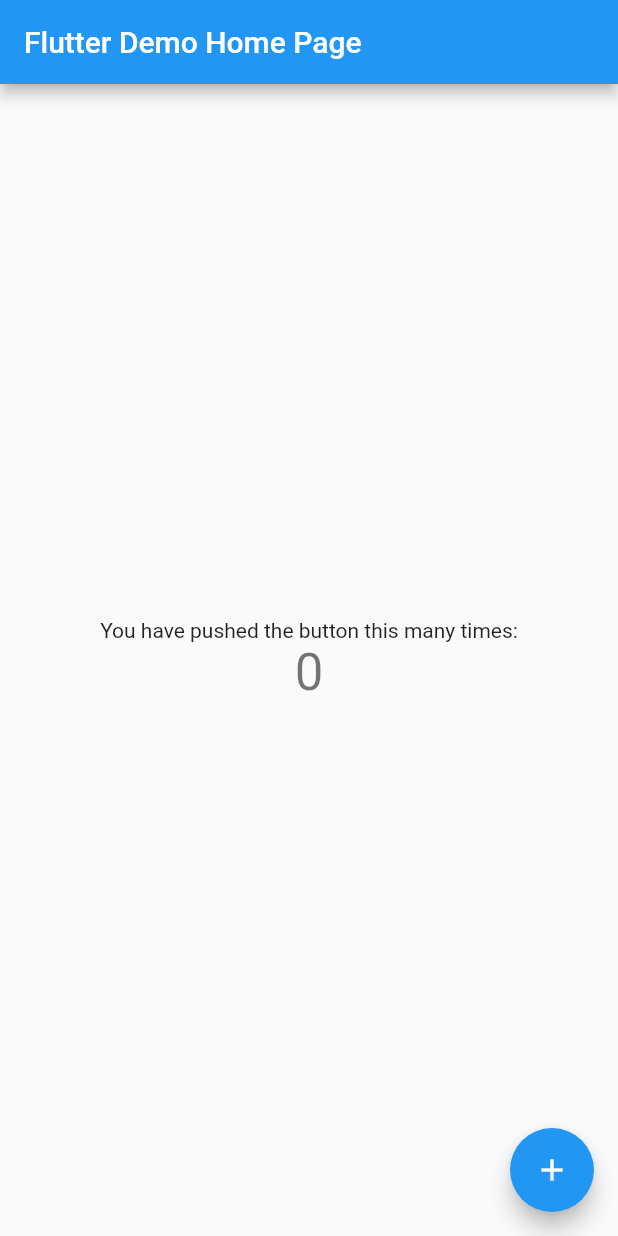
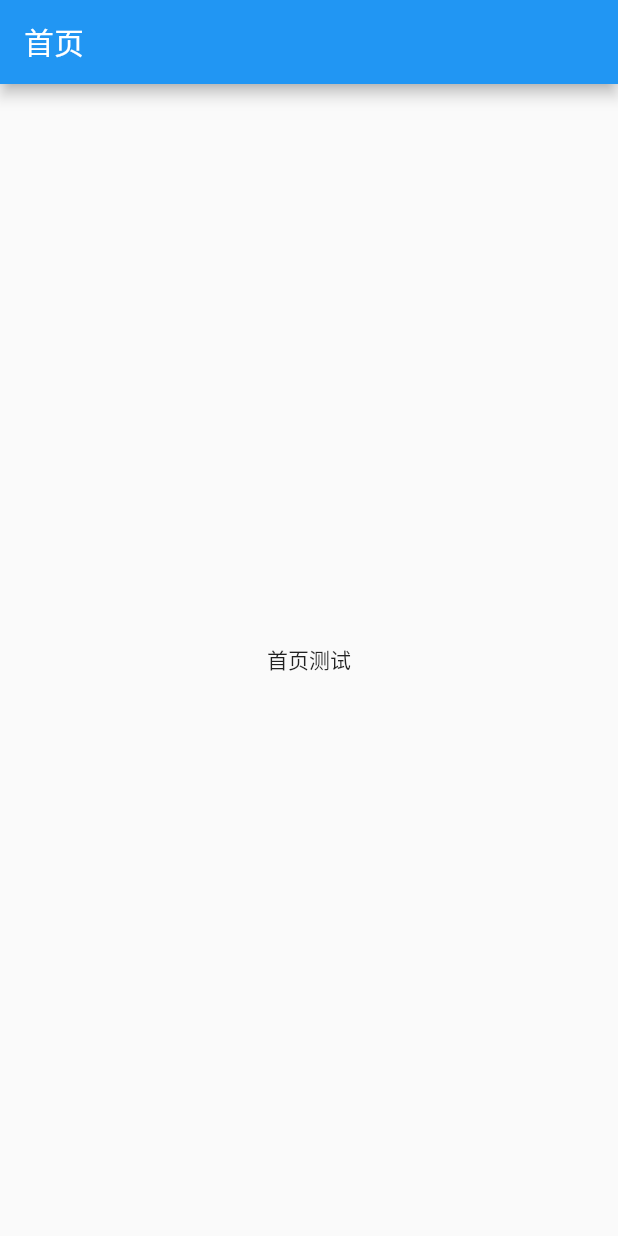
Before and after one commit to SlothRemige/DownHill, a Flutter app: the screen it shows after launch, on a phone screen of 412 x 824 dp. Run offline on Flutter 3.47's test engine with Material 2 defaults, Android fonts, the phone set to English and light mode, and no system bars.

Commit message:
修改初始化文件

```diff
--- a/lib/main.dart
+++ b/lib/main.dart
@@ -1,117 +1,20 @@
 import 'package:flutter/material.dart';
+import './page/home/index.page.dart';
 
 void main() {
   runApp(MyApp());
 }
 
 class MyApp extends StatelessWidget {
-  // This widget is the root of your application.
   @override
   Widget build(BuildContext context) {
     return MaterialApp(
       title: 'Flutter Demo',
       theme: ThemeData(
-        // This is the theme of your application.
-        //
-        // Try running your application with "flutter run". You'll see the
-        // application has a blue toolbar. Then, without quitting the app, try
-        // changing the primarySwatch below to Colors.green and then invoke
-        // "hot reload" (press "r" in the console where you ran "flutter run",
-        // or simply save your changes to "hot reload" in a Flutter IDE).
-        // Notice that the counter didn't reset back to zero; the application
-        // is not restarted.
         primarySwatch: Colors.blue,
-        // This makes the visual density adapt to the platform that you run
-        // the app on. For desktop platforms, the controls will be smaller and
-        // closer together (more dense) than on mobile platforms.
         visualDensity: VisualDensity.adaptivePlatformDensity,
       ),
-      home: MyHomePage(title: 'Flutter Demo Home Page'),
+      home: IndexPage(),
     );
   }
 }
-
-class MyHomePage extends StatefulWidget {
-  MyHomePage({Key key, this.title}) : super(key: key);
-
-  // This widget is the home page of your application. It is stateful, meaning
-  // that it has a State object (defined below) that contains fields that affect
-  // how it looks.
-
-  // This class is the configuration for the state. It holds the values (in this
-  // case the title) provided by the parent (in this case the App widget) and
-  // used by the build method of the State. Fields in a Widget subclass are
-  // always marked "final".
-
-  final String title;
-
-  @override
-  _MyHomePageState createState() => _MyHomePageState();
-}
-
-class _MyHomePageState extends State<MyHomePage> {
-  int _counter = 0;
-
-  void _incrementCounter() {
-    setState(() {
-      // This call to setState tells the Flutter framework that something has
-      // changed in this State, which causes it to rerun the build method below
-      // so that the display can reflect the updated values. If we changed
-      // _counter without calling setState(), then the build method would not be
-      // called again, and so nothing would appear to happen.
-      _counter++;
-    });
-  }
-
-  @override
-  Widget build(BuildContext context) {
-    // This method is rerun every time setState is called, for instance as done
-    // by the _incrementCounter method above.
-    //
-    // The Flutter framework has been optimized to make rerunning build methods
-    // fast, so that you can just rebuild anything that needs updating rather
-    // than having to individually change instances of widgets.
-    return Scaffold(
-      appBar: AppBar(
-        // Here we take the value from the MyHomePage object that was created by
-        // the App.build method, and use it to set our appbar title.
-        title: Text(widget.title),
-      ),
-      body: Center(
-        // Center is a layout widget. It takes a single child and positions it
-        // in the middle of the parent.
-        child: Column(
-          // Column is also a layout widget. It takes a list of children and
-          // arranges them vertically. By default, it sizes itself to fit its
-          // children horizontally, and tries to be as tall as its parent.
-          //
-          // Invoke "debug painting" (press "p" in the console, choose the
-          // "Toggle Debug Paint" action from the Flutter Inspector in Android
-          // Studio, or the "Toggle Debug Paint" command in Visual Studio Code)
-          // to see the wireframe for each widget.
-          //
-          // Column has various properties to control how it sizes itself and
-          // how it positions its children. Here we use mainAxisAlignment to
-          // center the children vertically; the main axis here is the vertical
-          // axis because Columns are vertical (the cross axis would be
-          // horizontal).
-          mainAxisAlignment: MainAxisAlignment.center,
-          children: <Widget>[
-            Text(
-              'You have pushed the button this many times:',
-            ),
-            Text(
-              '$_counter',
-              style: Theme.of(context).textTheme.headline4,
-            ),
-          ],
-        ),
-      ),
-      floatingActionButton: FloatingActionButton(
-        onPressed: _incrementCounter,
-        tooltip: 'Increment',
-        child: Icon(Icons.add),
-      ), // This trailing comma makes auto-formatting nicer for build methods.
-    );
-  }
-}
--- /dev/null
+++ b/lib/page/home/index.page.dart
@@ -0,0 +1,15 @@
+import 'package:flutter/material.dart';
+
+class IndexPage extends StatelessWidget {
+  @override
+  Widget build(BuildContext context) {
+    return Scaffold(
+      appBar: AppBar(
+        title: Text('首页'),
+      ),
+      body: Center(
+        child: Text('首页测试'),
+      ),
+    );
+  }
+}
```
